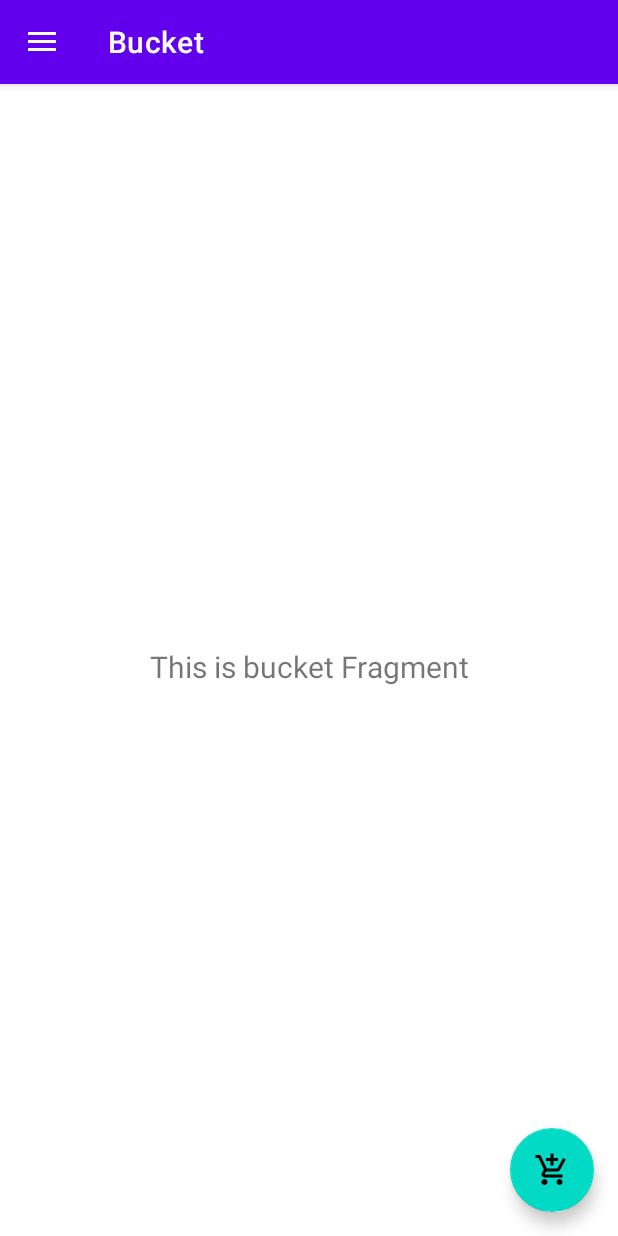
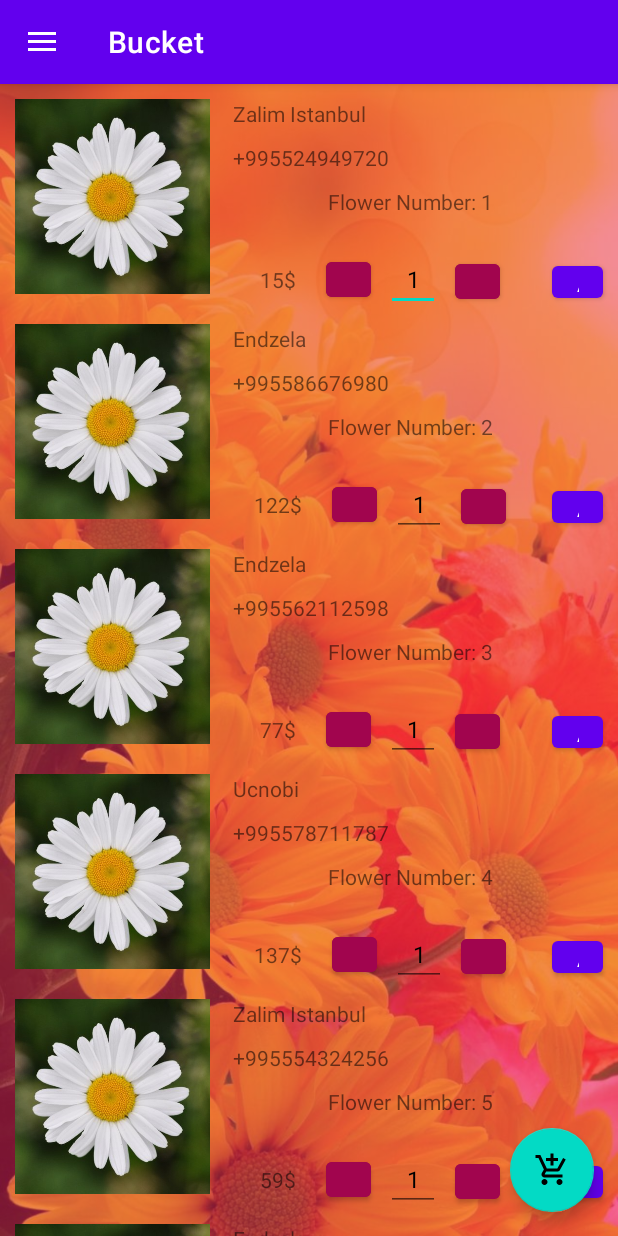
Before and after one commit to purmarili/Flowers, an Android app: the screen it shows after launch once a user with an empty profile is signed in (NavigationDrawerActivity), in the side drawer, after a tap on "Bucket", on a phone screen of 412 x 824 dp. Run offline under Robolectric (Android 15) with nearby library versions, the phone set to English and light mode, and no system bars; our stand-ins replace Firebase (no records; nobody signed in at launch, a user with empty details on screens opened directly), navigation-ui; 1 statement that could not run was skipped.

```diff
--- a/app/src/main/AndroidManifest.xml
+++ b/app/src/main/AndroidManifest.xml
@@ -7,13 +7,13 @@
 
     <application
         android:allowBackup="true"
-        android:icon="@mipmap/ic_launcher"
+        android:icon="@drawable/new_foreground"
         android:label="@string/app_name"
         android:requestLegacyExternalStorage="true"
-        android:roundIcon="@mipmap/ic_launcher_round"
+        android:roundIcon="@drawable/new_foreground"
         android:supportsRtl="true"
         android:theme="@style/Theme.Flowers">
-        <activity android:name=".NewProductActivity"></activity>
+        <activity android:name=".NewProductActivity" />
         <activity
             android:name=".NavigationDrawerActivity"
             android:label="@string/title_activity_navigation_drawer"
--- a/app/src/main/java/ge/jvash/flowers/NavigationDrawerActivity.kt
+++ b/app/src/main/java/ge/jvash/flowers/NavigationDrawerActivity.kt
@@ -6,6 +6,7 @@ import android.app.ProgressDialog
 import android.content.Intent
 import android.content.pm.PackageManager
 import android.graphics.Bitmap
+import android.graphics.drawable.Drawable
 import android.net.Uri
 import android.os.Build
 import android.os.Bundle
@@ -65,7 +66,7 @@ class NavigationDrawerActivity : AppCompatActivity() {
         setSupportActionBar(binding.appBarNavigationDrawer.toolbar)
 
         binding.appBarNavigationDrawer.fab.setOnClickListener { view ->
-
+            startActivity(Intent(this@NavigationDrawerActivity, NewProductActivity::class.java))
         }
         val drawerLayout: DrawerLayout = binding.drawerLayout
         val navView: NavigationView = binding.navView
@@ -221,6 +222,7 @@ class NavigationDrawerActivity : AppCompatActivity() {
         if (uid != null) {
             db.child(uid).addValueEventListener(object : ValueEventListener {
                 override fun onDataChange(snapshot: DataSnapshot) {
+                    findViewById<ImageView>(R.id.userPicture).setImageDrawable(getDrawable(R.drawable.avatar))
                     val userInfo: UserInfo = snapshot.getValue(UserInfo::class.java) ?: return
                     role = findViewById(R.id.userRoleProfile)
                     picture = findViewById(R.id.userPicture)
--- a/app/src/main/java/ge/jvash/flowers/ui/bucket/BucketFragment.kt
+++ b/app/src/main/java/ge/jvash/flowers/ui/bucket/BucketFragment.kt
@@ -4,16 +4,31 @@ import android.os.Bundle
 import android.view.LayoutInflater
 import android.view.View
 import android.view.ViewGroup
+import android.widget.Button
 import android.widget.TextView
 import androidx.fragment.app.Fragment
 import androidx.lifecycle.Observer
 import androidx.lifecycle.ViewModelProvider
+import androidx.recyclerview.widget.RecyclerView
+import com.google.firebase.database.DatabaseReference
+import com.google.firebase.database.FirebaseDatabase
+import ge.jvash.flowers.R
 import ge.jvash.flowers.databinding.FragmentBucketBinding
+import ge.jvash.flowers.databinding.FragmentFeaturedBinding
+import ge.jvash.flowers.ui.featured.FeaturedListAdapter
+import ge.jvash.flowers.ui.featured.FeaturedViewModel
+import ge.jvash.flowers.ui.featured.FlowerItem
 
 class BucketFragment : Fragment() {
 
-    private lateinit var bucketViewModel: BucketViewModel
+    private lateinit var featuredViewModel: FeaturedViewModel
+    private lateinit var myView: View
+    private lateinit var adapter: FeaturedListAdapter
     private var _binding: FragmentBucketBinding? = null
+    private lateinit var logOutButton: Button
+    private lateinit var db: DatabaseReference
+    private val flowers = listOf("Tita", "Endzela", "Zalim Istanbul", "Mayvali", "Ucnobi")
+    private val intentFlowers: Map<FlowerItem, Int> = mapOf()
 
     // This property is only valid between onCreateView and
     // onDestroyView.
@@ -24,16 +39,24 @@ class BucketFragment : Fragment() {
         container: ViewGroup?,
         savedInstanceState: Bundle?
     ): View {
-        bucketViewModel =
-            ViewModelProvider(this).get(BucketViewModel::class.java)
+        db = FirebaseDatabase.getInstance().getReference("FlowerInfo")
+        val list = arrayListOf<FlowerItem>()
+        for (i in 1..15){
+            list.add(
+                FlowerItem(i.toString(),flowers[(0..4).random().toInt()], "null", "+995" + (500000000..599999999).random()
+                .toString(), "Flower Number: $i", (1..150).random().toString() + "$")
+            )
+        }
+        myView = inflater.inflate(R.layout.fragment_featured, container, false)
+        val rvToday = myView.findViewById<RecyclerView>(R.id.flower_featured)
+        adapter = FeaturedListAdapter(list)
+        updateData()
+        rvToday.adapter = adapter
+        return myView
+    }
 
-        _binding = FragmentBucketBinding.inflate(inflater, container, false)
-        val root: View = binding.root
-        val textView: TextView = binding.textGallery
-        bucketViewModel.text.observe(viewLifecycleOwner, {
-            textView.text = it
-        })
-        return root
+    private fun updateData() {
+
     }
 
     override fun onDestroyView() {
--- a/app/src/main/java/ge/jvash/flowers/ui/featured/FeaturedFragment.kt
+++ b/app/src/main/java/ge/jvash/flowers/ui/featured/FeaturedFragment.kt
@@ -23,6 +23,7 @@ class FeaturedFragment : Fragment() {
     private var _binding: FragmentFeaturedBinding? = null
     private lateinit var logOutButton: Button
     private lateinit var db: DatabaseReference
+    private val flowers = listOf("Tita", "Endzela", "Zalim Istanbul", "Mayvali", "Ucnobi")
 
     // This property is only valid between onCreateView and
     // onDestroyView.
@@ -35,14 +36,15 @@ class FeaturedFragment : Fragment() {
     ): View? {
         db = FirebaseDatabase.getInstance().getReference("FlowerInfo")
         val list = arrayListOf<FlowerItem>()
-        list.add(FlowerItem("123","Misha", "asd", "555999999", "gamarjoba", "100$"))
+        for (i in 1..15){
+            list.add(FlowerItem(i.toString(),flowers[(0..4).random().toInt()], "null", "+995" + (500000000..599999999).random()
+                .toString(), "Flower Number: $i", (1..150).random().toString() + "$"))
+        }
         myView = inflater.inflate(R.layout.fragment_featured, container, false)
         val rvToday = myView.findViewById<RecyclerView>(R.id.flower_featured)
         adapter = FeaturedListAdapter(list)
         updateData()
         rvToday.adapter = adapter
-//        (rvToday.adapter as TodayListAdapter).list = getTodayList()
-//        rvToday.layoutManager = LinearLayoutManager(this, LinearLayoutManager.HORIZONTAL, false)
         return myView
     }
 
--- a/app/src/main/res/layout/flower_list_item.xml
+++ b/app/src/main/res/layout/flower_list_item.xml
@@ -64,7 +64,7 @@
         android:layout_height="35dp"
         android:layout_marginStart="20dp"
         android:backgroundTint="#A1054E"
-        android:drawableLeft="@drawable/plus"
+        android:text="+"
         android:onClick="changeQuantity"
         app:layout_constraintBottom_toBottomOf="@+id/price"
         app:layout_constraintStart_toEndOf="@+id/price"
--- a/app/src/main/res/layout/nav_header_navigation_drawer.xml
+++ b/app/src/main/res/layout/nav_header_navigation_drawer.xml
@@ -14,8 +14,8 @@
 
     <ImageView
         android:id="@+id/userPicture"
-        android:layout_width="wrap_content"
-        android:layout_height="wrap_content"
+        android:layout_width="80dp"
+        android:layout_height="80dp"
         android:contentDescription="@string/nav_header_desc"
         android:paddingTop="@dimen/nav_header_vertical_spacing"
         app:srcCompat="@mipmap/ic_launcher_round" />
--- a/app/src/main/res/mipmap-anydpi-v26/ic_launcher.xml
+++ b/app/src/main/res/mipmap-anydpi-v26/ic_launcher.xml
@@ -1,5 +1,5 @@
 <?xml version="1.0" encoding="utf-8"?>
 <adaptive-icon xmlns:android="http://schemas.android.com/apk/res/android">
-    <background android:drawable="@drawable/ic_launcher_background" />
-    <foreground android:drawable="@drawable/ic_launcher_foreground" />
+    <background android:drawable="@drawable/new_foreground" />
+    <foreground android:drawable="@drawable/new_foreground" />
 </adaptive-icon>
```
Also changed, not shown: app/src/main/res/drawable/new_foreground.png (added).
